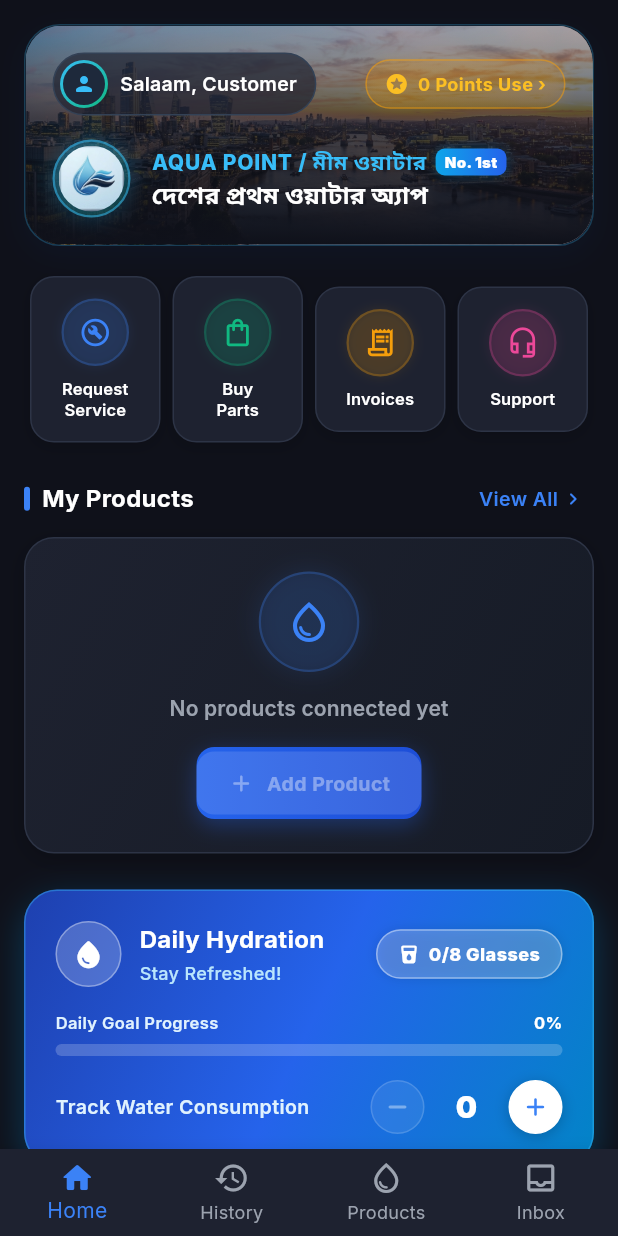
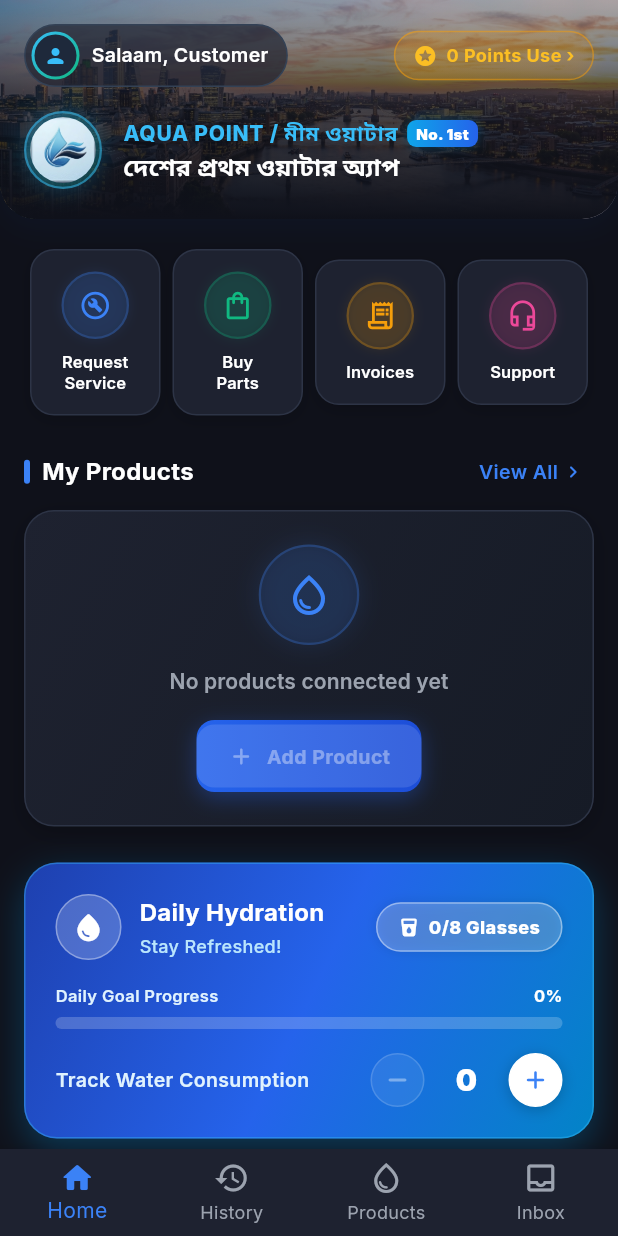
Before and after one commit to mahbubshihab/aqua_point_user_app, a Flutter app: the screen it shows after launch, on a phone screen of 412 x 824 dp. Run offline on Flutter 3.47's test engine with Material 3 defaults, Android fonts, the light colour scheme and no system bars; our stand-ins replace equatable, flutter_bloc, gap, google_fonts; network calls fail.

Commit message:
style(home): make header banner full-width edge-to-edge matching demo spec

```diff
--- a/lib/features/home/presentation/pages/home_page.dart
+++ b/lib/features/home/presentation/pages/home_page.dart
@@ -23,6 +23,7 @@
     return Scaffold(
       backgroundColor: AppColors.background,
       body: SafeArea(
+        top: false,
         child: BlocBuilder<HomeBloc, HomeState>(
           builder: (context, state) {
             if (state is HomeLoading || state is HomeInitial) {
@@ -56,7 +57,6 @@
 
             if (state is HomeLoaded) {
               return SingleChildScrollView(
-                padding: const EdgeInsets.symmetric(horizontal: 16, vertical: 16),
                 child: Column(
                   crossAxisAlignment: CrossAxisAlignment.start,
                   children: [
@@ -77,6 +77,12 @@
                     ),
                     const SizedBox(height: 20),
 
+                    // Content below header banner with horizontal padding
+                    Padding(
+                      padding: const EdgeInsets.symmetric(horizontal: 16.0),
+                      child: Column(
+                        crossAxisAlignment: CrossAxisAlignment.start,
+                        children: [
                           // Quick Action Buttons (4 round square buttons)
                           QuickActionGrid(
                             items: [
@@ -162,6 +168,9 @@
                           const SizedBox(height: 16),
                         ],
                       ),
+                    ),
+                  ],
+                ),
               );
             }
 
--- a/lib/features/home/presentation/widgets/home_header_banner.dart
+++ b/lib/features/home/presentation/widgets/home_header_banner.dart
@@ -19,14 +19,12 @@
 
   @override
   Widget build(BuildContext context) {
+    final topPadding = MediaQuery.of(context).padding.top + 16.0;
+
     return Container(
       width: double.infinity,
       decoration: BoxDecoration(
-        borderRadius: BorderRadius.circular(24),
-        border: Border.all(
-          color: const Color(0xFF38BDF8).withValues(alpha: 0.25),
-          width: 1,
-        ),
+        borderRadius: const BorderRadius.vertical(bottom: Radius.circular(24)),
         boxShadow: [
           BoxShadow(
             color: const Color(0xFF0F172A).withValues(alpha: 0.6),
@@ -36,7 +34,7 @@
         ],
       ),
       child: ClipRRect(
-        borderRadius: BorderRadius.circular(24),
+        borderRadius: const BorderRadius.vertical(bottom: Radius.circular(24)),
         child: Stack(
           children: [
             // Custom Cityscape Background Banner Image
@@ -44,6 +42,7 @@
               child: Image.asset(
                 'assets/images/header_banner.jpg',
                 fit: BoxFit.cover,
+                width: double.infinity,
                 errorBuilder: (context, error, stackTrace) => Container(
                   color: const Color(0xFF0F172A),
                   child: const Center(
@@ -74,7 +73,12 @@
             ),
             // Floating Content
             Padding(
-              padding: const EdgeInsets.all(18),
+              padding: EdgeInsets.only(
+                left: 16.0,
+                right: 16.0,
+                top: topPadding,
+                bottom: 20.0,
+              ),
               child: Column(
                 crossAxisAlignment: CrossAxisAlignment.start,
                 children: [
```
Lines whose indentation alone changed are shown as unchanged.
